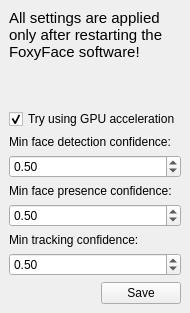
Jeka8833/FoxyFace, file FoxyFace/src/ui/qtcreator/MediaPipeSettings.ui: the form before one commit.
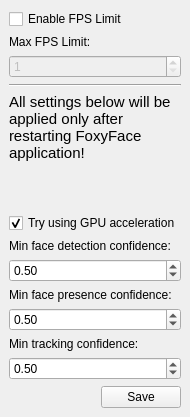
The form after the commit.

```diff
--- a/FoxyFace/src/ui/qtcreator/MediaPipeSettings.ui
+++ b/FoxyFace/src/ui/qtcreator/MediaPipeSettings.ui
@@ -7,7 +7,7 @@
     <x>0</x>
     <y>0</y>
     <width>189</width>
-    <height>313</height>
+    <height>417</height>
    </rect>
   </property>
   <property name="windowTitle">
@@ -15,6 +15,40 @@
   </property>
   <widget class="QWidget" name="centralwidget">
    <layout class="QVBoxLayout" name="verticalLayout">
+    <item>
+     <widget class="QCheckBox" name="enable_fps_limit_cb">
+      <property name="text">
+       <string>Enable FPS Limit</string>
+      </property>
+     </widget>
+    </item>
+    <item>
+     <widget class="QLabel" name="max_fps_lb">
+      <property name="text">
+       <string>Max FPS Limit:</string>
+      </property>
+     </widget>
+    </item>
+    <item>
+     <widget class="QSpinBox" name="max_fps_sp">
+      <property name="enabled">
+       <bool>false</bool>
+      </property>
+      <property name="minimum">
+       <number>1</number>
+      </property>
+      <property name="maximum">
+       <number>1000</number>
+      </property>
+     </widget>
+    </item>
+    <item>
+     <widget class="Line" name="line">
+      <property name="orientation">
+       <enum>Qt::Orientation::Horizontal</enum>
+      </property>
+     </widget>
+    </item>
     <item>
      <widget class="QLabel" name="warning_lbl">
       <property name="font">
@@ -23,7 +57,7 @@
        </font>
       </property>
       <property name="text">
-       <string>All settings are applied only after restarting the FoxyFace software!</string>
+       <string>All settings below will be applied only after restarting FoxyFace application!</string>
       </property>
       <property name="wordWrap">
        <bool>true</bool>
```
Left out of the diff: 19 changed lines with no effect on the pictures.
